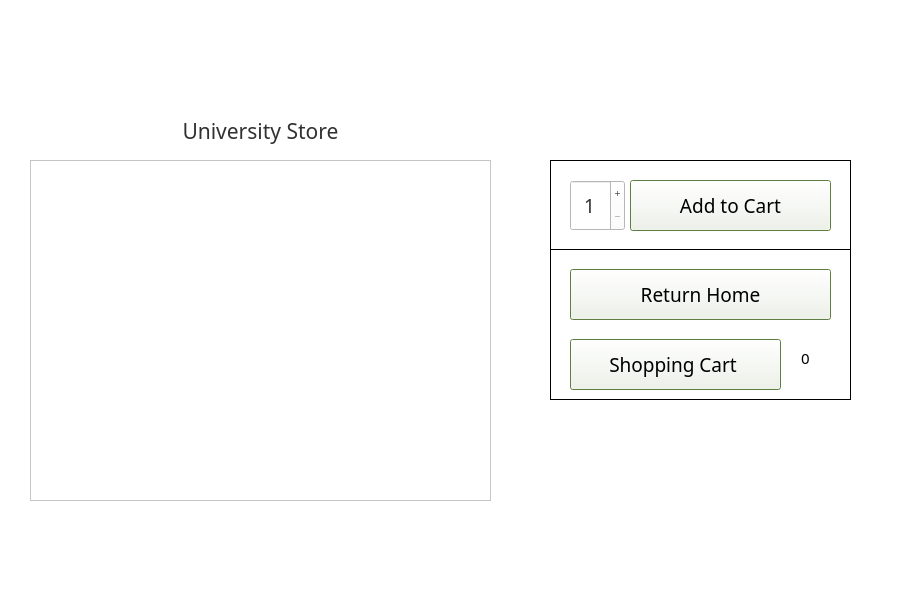
First picture: the form in schoolStore.ui, repository DannyCamacho/CollegeConnect, before the edit.
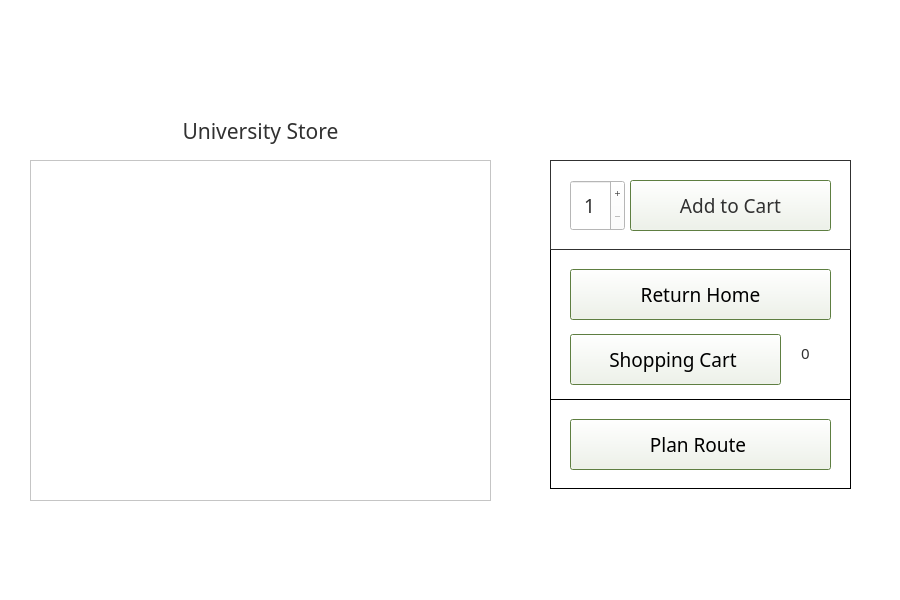
Second picture: the form after the edit. Icons and pictures are not drawn.

Commit message: addition of route button and recolor of button text

What changed in the file:
```diff
--- a/schoolStore.ui
+++ b/schoolStore.ui
@@ -48,7 +48,7 @@
      <property name="geometry">
       <rect>
        <x>20</x>
-       <y>90</y>
+       <y>85</y>
        <width>211</width>
        <height>51</height>
       </rect>
@@ -100,7 +100,7 @@
      <property name="geometry">
       <rect>
        <x>230</x>
-       <y>90</y>
+       <y>85</y>
        <width>51</width>
        <height>41</height>
       </rect>
@@ -136,7 +136,8 @@
        </font>
       </property>
       <property name="styleSheet">
-       <string notr="true">background: none;</string>
+       <string notr="true">background: none;
+color: rgb(49, 49, 49);</string>
       </property>
       <property name="text">
        <string>0</string>
@@ -230,7 +231,7 @@
     </property>
     <property name="styleSheet">
      <string notr="true">background-color: rgb(255, 255, 255);
-color: rgb(0, 0, 0);</string>
+color: rgb(49, 49, 49);</string>
     </property>
     <property name="frameShape">
      <enum>QFrame::Panel</enum>
@@ -500,6 +501,83 @@
      </property>
     </widget>
    </widget>
+   <widget class="QFrame" name="bottom_right_frame_2">
+    <property name="geometry">
+     <rect>
+      <x>550</x>
+      <y>399</y>
+      <width>301</width>
+      <height>90</height>
+     </rect>
+    </property>
+    <property name="styleSheet">
+     <string notr="true">background-color: rgb(255, 255, 255);
+color: rgb(0, 0, 0);</string>
+    </property>
+    <property name="frameShape">
+     <enum>QFrame::Panel</enum>
+    </property>
+    <property name="frameShadow">
+     <enum>QFrame::Plain</enum>
+    </property>
+    <widget class="QPushButton" name="plan_route_button">
+     <property name="geometry">
+      <rect>
+       <x>20</x>
+       <y>20</y>
+       <width>261</width>
+       <height>51</height>
+      </rect>
+     </property>
+     <property name="font">
+      <font>
+       <family>Mongolian Baiti</family>
+       <pointsize>14</pointsize>
+      </font>
+     </property>
+     <property name="layoutDirection">
+      <enum>Qt::RightToLeft</enum>
+     </property>
+     <property name="styleSheet">
+      <string notr="true">color: rgb(49, 49, 49);
+background-color:  rgb(255, 255, 255);
+border-style: outset;
+border-width: 2px;
+border-radius: 10px;
+border-color:rgb(118, 158, 81);
+min-width: 10em;
+padding: 6px;
+
+QPushButton#plan_route_button: clicked {
+	background-color: rgb(118, 158, 81);
+    border-style: inset;
+	border-color: rgb(49, 49, 49);
+}</string>
+     </property>
+     <property name="text">
+      <string>Plan Route </string>
+     </property>
+     <property name="icon">
+      <iconset resource="resources/resources.qrc">
+       <normaloff>:/plan_route_logo.png</normaloff>:/plan_route_logo.png</iconset>
+     </property>
+     <property name="iconSize">
+      <size>
+       <width>45</width>
+       <height>45</height>
+      </size>
+     </property>
+     <property name="autoDefault">
+      <bool>true</bool>
+     </property>
+     <property name="default">
+      <bool>true</bool>
+     </property>
+     <property name="flat">
+      <bool>false</bool>
+     </property>
+    </widget>
+   </widget>
   </widget>
  </widget>
  <resources>
```
Left out of the diff: 9 changed lines with no effect on the pictures.
